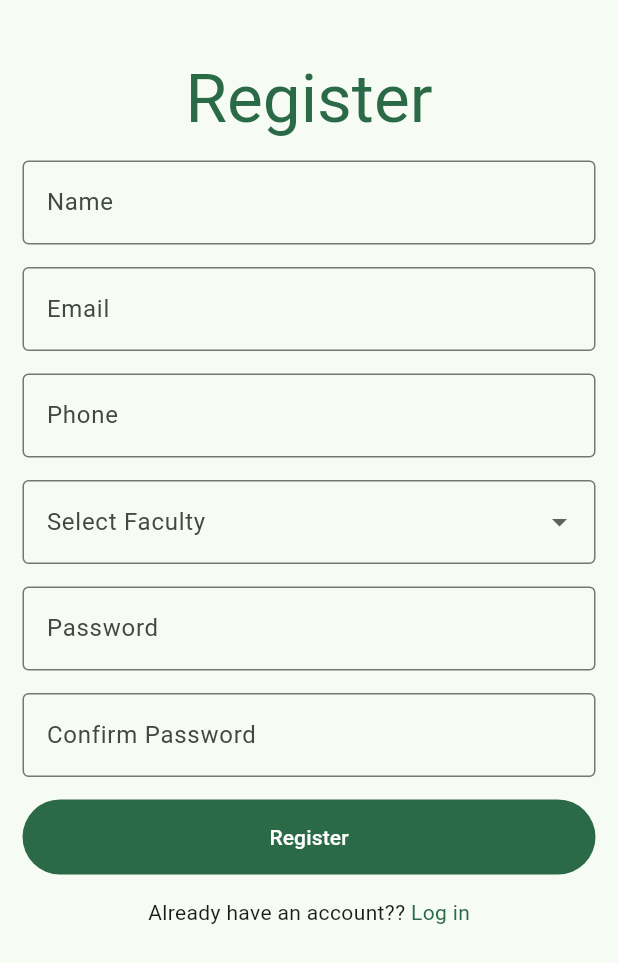
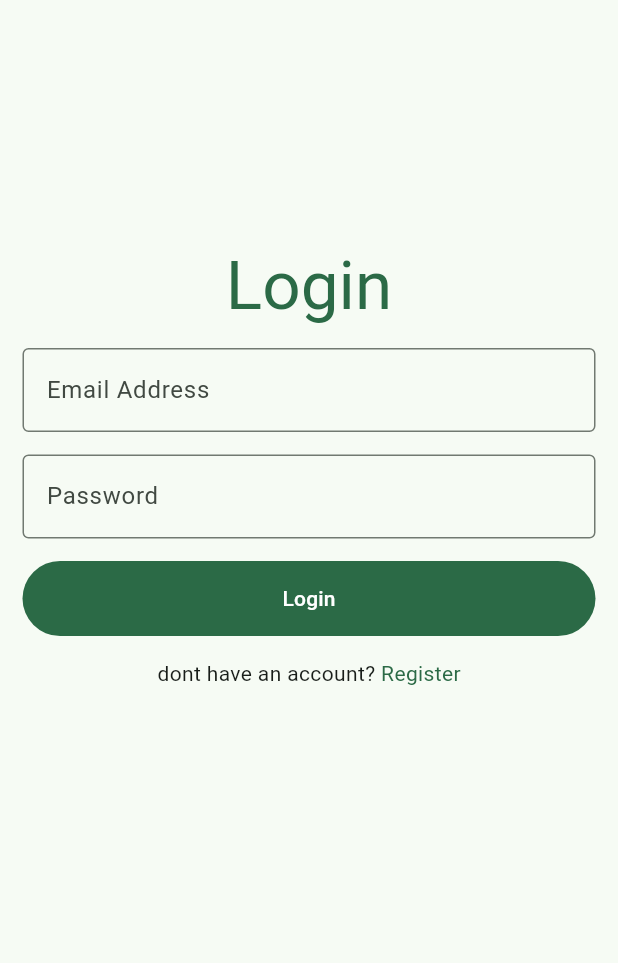
Before and after one commit to AshenPrabath/flutter_material_components_v1, a Flutter app: the Register screen opened directly, after a tap on "Register", after a tap on "Log in", on a phone screen of 412 x 824 dp. Shown: the top 963 px of the screen. Run offline on Flutter 3.47's test engine with Material 2 defaults, Android fonts, the phone set to English and light mode, and no system bars.

Commit message:
arranged files to folders & optimized codes

```diff
--- a/lib/register_page.dart
+++ b/lib/Pages/login_page.dart
@@ -1,25 +1,18 @@
 import 'package:flutter/material.dart';
-import 'package:flutter_material_components_v1/navigation_page.dart';
+import 'package:flutter_material_components_v1/Pages/register_page.dart';
 import 'package:flutter_material_components_v1/widgets/custom_filled_button.dart';
-import 'package:flutter_material_components_v1/widgets/input_dropdown.dart';
 import 'package:flutter_material_components_v1/widgets/input_textfield.dart';
 
-class Register extends StatefulWidget {
-  const Register({super.key});
+class LoginPage extends StatefulWidget {
+  const LoginPage({super.key});
 
   @override
-  State<Register> createState() => _RegisterState();
+  State<LoginPage> createState() => _LoginPageState();
 }
 
-class _RegisterState extends State<Register> {
+class _LoginPageState extends State<LoginPage> {
   final _formKey = GlobalKey<FormState>();
-  final TextEditingController _name = TextEditingController();
-  List<String> facultyList = [
-    "Faculty Of Business",
-    "Faculty Of Computing",
-    "Faculty Of Engineering"
-  ];
-  final String faculty = "";
+
   @override
   Widget build(BuildContext context) {
     return Scaffold(
@@ -27,17 +20,14 @@ class _RegisterState extends State<Register> {
         key: _formKey,
         child: ListView(
           children: [
-            const SizedBox(
-              height: 40,
-            ),
             Center(
               child: OverflowBar(
-                overflowAlignment: OverflowBarAlignment.start,
                 overflowSpacing: 15,
                 children: <Widget>[
+                  const SizedBox(height: 150),
                   Center(
                     child: Text(
-                      'Register',
+                      'Login',
                       style: Theme.of(context)
                           .textTheme
                           .displayMedium
@@ -46,27 +36,11 @@ class _RegisterState extends State<Register> {
                     ),
                   ),
                   const InputTextField(
-                    hint: "Name",
+                    hint: "Email Address",
                     isPassword: false,
                   ),
                   const InputTextField(
-                    hint: "Email",
-                    isPassword: false,
-                  ),
-                  const InputTextField(
-                    hint: "Phone",
-                    isPassword: false,
-                  ),
-                  InputDropDown(
-                    itemsList: facultyList,
-                    labelText: "Select Faculty",
-                  ),
-                  const InputTextField(
-                    hint: "Password",
-                    isPassword: true,
-                  ),
-                  const InputTextField(
-                    hint: "Confirm Password",
+                    hint: 'Password',
                     isPassword: true,
                   ),
                   CustomFilledButton(
@@ -76,26 +50,25 @@ class _RegisterState extends State<Register> {
                             const SnackBar(content: Text('Processing Data')),
                           );
                         }
-                        Navigator.push(
-                          context,
-                          MaterialPageRoute(
-                              builder: (context) => const NavigationPage()),
-                        );
                       },
-                      buttonText: "Register"),
+                      buttonText: "Login"),
                   Row(
                     mainAxisAlignment: MainAxisAlignment.center,
                     children: [
                       Text(
-                        "Already have an account??",
+                        "dont have an account?",
                         style: Theme.of(context).textTheme.bodyMedium,
                       ),
                       GestureDetector(
                         onTap: () {
-                          Navigator.pop(context);
+                          Navigator.push(
+                            context,
+                            MaterialPageRoute(
+                                builder: (context) => const Register()),
+                          );
                         },
                         child: Text(
-                          " Log in",
+                          " Register",
                           style: Theme.of(context)
                               .textTheme
                               .bodyMedium
@@ -104,10 +77,7 @@ class _RegisterState extends State<Register> {
                         ),
                       ),
                     ],
-                  ),
-                  const SizedBox(
-                    height: 40,
-                  ),
+                  )
                 ],
               ),
             ),
--- a/lib/login_page.dart
+++ b/lib/Pages/register_page.dart
@@ -1,18 +1,26 @@
 import 'package:flutter/material.dart';
-import 'package:flutter_material_components_v1/register_page.dart';
 import 'package:flutter_material_components_v1/widgets/custom_filled_button.dart';
+import 'package:flutter_material_components_v1/widgets/input_dropdown.dart';
 import 'package:flutter_material_components_v1/widgets/input_textfield.dart';
 
-class LoginPage extends StatefulWidget {
-  const LoginPage({super.key});
+import 'navigation_page.dart';
+
+class Register extends StatefulWidget {
+  const Register({super.key});
 
   @override
-  State<LoginPage> createState() => _LoginPageState();
+  State<Register> createState() => _RegisterState();
 }
 
-class _LoginPageState extends State<LoginPage> {
+class _RegisterState extends State<Register> {
   final _formKey = GlobalKey<FormState>();
-
+  // final TextEditingController _name = TextEditingController();
+  List<String> facultyList = [
+    "Faculty Of Business",
+    "Faculty Of Computing",
+    "Faculty Of Engineering"
+  ];
+  final String faculty = "";
   @override
   Widget build(BuildContext context) {
     return Scaffold(
@@ -20,14 +28,17 @@ class _LoginPageState extends State<LoginPage> {
         key: _formKey,
         child: ListView(
           children: [
+            const SizedBox(
+              height: 40,
+            ),
             Center(
               child: OverflowBar(
+                overflowAlignment: OverflowBarAlignment.start,
                 overflowSpacing: 15,
                 children: <Widget>[
-                  const SizedBox(height: 150),
                   Center(
                     child: Text(
-                      'Login',
+                      'Register',
                       style: Theme.of(context)
                           .textTheme
                           .displayMedium
@@ -36,11 +47,27 @@ class _LoginPageState extends State<LoginPage> {
                     ),
                   ),
                   const InputTextField(
-                    hint: "Email Address",
+                    hint: "Name",
                     isPassword: false,
                   ),
                   const InputTextField(
-                    hint: 'Password',
+                    hint: "Email",
+                    isPassword: false,
+                  ),
+                  const InputTextField(
+                    hint: "Phone",
+                    isPassword: false,
+                  ),
+                  InputDropDown(
+                    itemsList: facultyList,
+                    labelText: "Select Faculty",
+                  ),
+                  const InputTextField(
+                    hint: "Password",
+                    isPassword: true,
+                  ),
+                  const InputTextField(
+                    hint: "Confirm Password",
                     isPassword: true,
                   ),
                   CustomFilledButton(
@@ -50,25 +77,26 @@ class _LoginPageState extends State<LoginPage> {
                             const SnackBar(content: Text('Processing Data')),
                           );
                         }
+                        Navigator.push(
+                          context,
+                          MaterialPageRoute(
+                              builder: (context) => const NavigationPage()),
+                        );
                       },
-                      buttonText: "Login"),
+                      buttonText: "Register"),
                   Row(
                     mainAxisAlignment: MainAxisAlignment.center,
                     children: [
                       Text(
-                        "dont have an account?",
+                        "Already have an account??",
                         style: Theme.of(context).textTheme.bodyMedium,
                       ),
                       GestureDetector(
                         onTap: () {
-                          Navigator.push(
-                            context,
-                            MaterialPageRoute(
-                                builder: (context) => const Register()),
-                          );
+                          Navigator.pop(context);
                         },
                         child: Text(
-                          " Register",
+                          " Log in",
                           style: Theme.of(context)
                               .textTheme
                               .bodyMedium
@@ -77,7 +105,10 @@ class _LoginPageState extends State<LoginPage> {
                         ),
                       ),
                     ],
-                  )
+                  ),
+                  const SizedBox(
+                    height: 40,
+                  ),
                 ],
               ),
             ),
--- a/lib/main.dart
+++ b/lib/main.dart
@@ -1,6 +1,6 @@
 import 'package:flutter/material.dart';
-import 'package:flutter_material_components_v1/login_page.dart';
-import 'package:flutter_material_components_v1/register_page.dart';
+import 'package:flutter_material_components_v1/Pages/login_page.dart';
+import 'package:flutter_material_components_v1/Pages/register_page.dart';
 
 void main() {
   runApp(const MyApp());
@@ -19,7 +19,7 @@ class MyApp extends StatelessWidget {
             seedColor: const Color.fromARGB(255, 0, 109, 64)),
         useMaterial3: true,
       ),
-      home: const Register(),
+      home: const LoginPage(),
     );
   }
 }
```
Also changed, not shown: lib/Pages/navigation_page.dart (renamed from lib/navigation_page.dart, +10 -11 lines), lib/Pages/bookings_page.dart (renamed from lib/bookings_page.dart), lib/Pages/events_page.dart (renamed from lib/events_page.dart), lib/Pages/profile_page.dart (renamed from lib/profile_page.dart), lib/Pages/search_page.dart (renamed from lib/search_page.dart).
